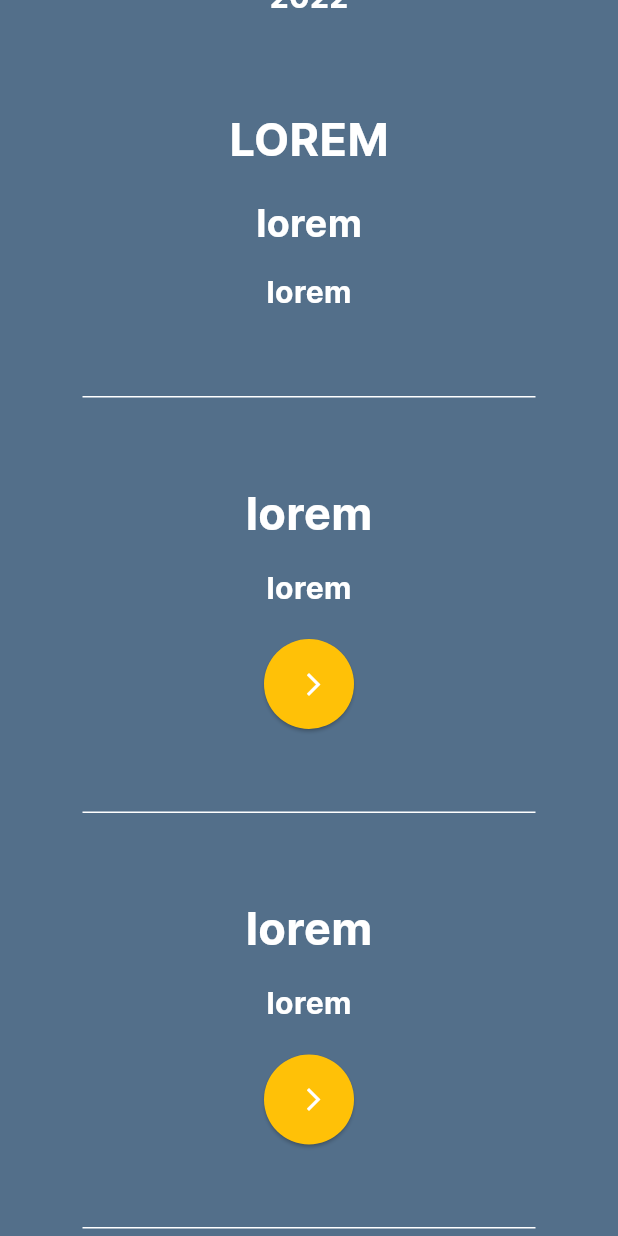
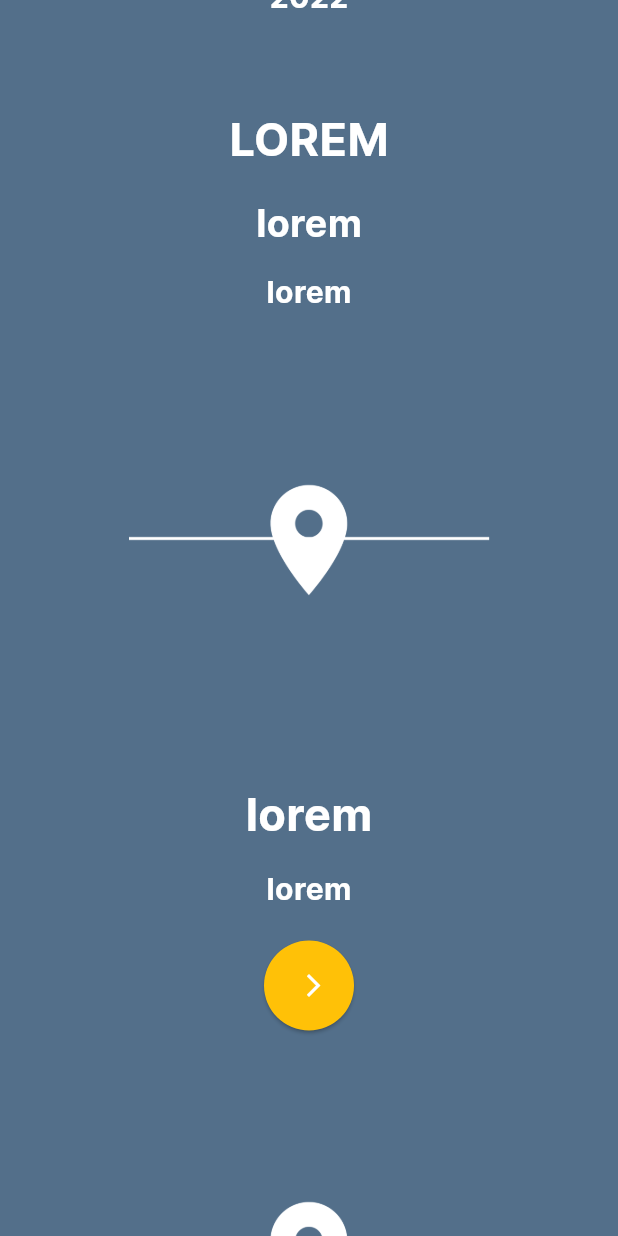
Before and after one commit to Infiernus80/event_on_time, a Flutter app: the InviteScreen screen opened by its route, scrolled down 576 dp, on a phone screen of 412 x 824 dp. Run offline on Flutter 3.47's test engine with Material 2 defaults, Android fonts, the phone set to English and light mode, and no system bars; our stand-ins replace animate_do, cool_alert, qr_flutter; missing offline and left inert: flutter_barcode_scanner, flutter_polygon.

Commit message:
Pequeñas modificaciones

```diff
--- a/lib/main.dart
+++ b/lib/main.dart
@@ -12,28 +12,29 @@ class MyApp extends StatelessWidget {
   Widget build(BuildContext context) {
     Color primary = const Color.fromRGBO(83, 111, 138, 1);
     return ChangeNotifierProvider(
-      create: (context) =>  ScreenArguments(),
+      create: (context) => ScreenArguments(),
       child: MaterialApp(
         title: 'Event on time',
         debugShowCheckedModeBanner: false,
         routes: {
-          HomeScreen.route:(context) => const HomeScreen(),
-          InviteScreen.route:(context) => const InviteScreen(),
-          KeeperScreen.route:(context) => const KeeperScreen(),
+          HomeScreen.route: (context) => const HomeScreen(),
+          InviteScreen.route: (context) => const InviteScreen(),
+          KeeperScreen.route: (context) => const KeeperScreen(),
         },
-        initialRoute: KeeperScreen.route,
+        initialRoute: InviteScreen.route,
         theme: ThemeData(
             useMaterial3: true,
             fontFamily: 'Inter',
             // Color de las letras
             primaryColor: const Color.fromRGBO(228, 161, 147, 1),
             secondaryHeaderColor: primary,
-
             scaffoldBackgroundColor: primary,
             textTheme: const TextTheme(
-            titleSmall: TextStyle(fontSize: 15,fontWeight: FontWeight.bold, color: Colors.white),
-          )
-        ),
+              titleSmall: TextStyle(
+                  fontSize: 15,
+                  fontWeight: FontWeight.bold,
+                  color: Colors.white),
+            )),
       ),
     );
   }
--- a/lib/screens/invite_screen.dart
+++ b/lib/screens/invite_screen.dart
@@ -1,6 +1,7 @@
 import 'package:event_on_time/widgets/widgets.dart';
 import 'package:flutter/material.dart';
 import 'package:provider/provider.dart';
+import 'package:qr_flutter/qr_flutter.dart';
 
 import '../class/invite_screen_class.dart';
 
@@ -28,90 +29,105 @@ class InviteScreen extends StatelessWidget {
                     mainAxisAlignment: MainAxisAlignment.center,
                     children: [
                       Column(
-                        children: const [
-                          NewText(
+                        children: [
+                          const NewText(
                             text: 'Hola Alex',
                             fontSize: 30,
                             fontWeight: FontWeight.bold,
                             color: Colors.white,
                           ),
-                          NewText(
+                          const NewText(
                             text: '21 de junio',
                             fontSize: 25,
                             fontWeight: FontWeight.bold,
                             color: Colors.white,
                           ),
-                          NewText(
+                          const NewText(
                             text: '2022',
                             fontSize: 20,
                             fontWeight: FontWeight.bold,
                             color: Colors.white,
                           ),
-                          NewText(
+                          const NewText(
                             text: 'LOREM',
                             fontSize: 30,
                             fontWeight: FontWeight.bold,
                             color: Colors.white,
                             top: 60,
                           ),
-                          NewText(
+                          const NewText(
                             text: 'lorem',
                             fontSize: 25,
                             fontWeight: FontWeight.bold,
                             color: Colors.white,
                             top: 16,
                           ),
-                          NewText(
+                          const NewText(
                             text: 'lorem',
                             fontSize: 20,
                             fontWeight: FontWeight.bold,
                             color: Colors.white,
                           ),
-                          Divisor(),
-                          NewText(
+                          const Divisor(),
+                          const NewText(
                             text: 'lorem',
                             fontSize: 30,
                             fontWeight: FontWeight.bold,
                             color: Colors.white,
                           ),
-                          NewText(
+                          const NewText(
                             text: 'lorem',
                             fontSize: 20,
                             fontWeight: FontWeight.bold,
                             color: Colors.white,
                           ),
-                          BottonHexagon(),
-                          Divisor(),
-                          NewText(
+                          const BottonHexagon(),
+                          const Divisor(),
+                          const NewText(
                             text: 'lorem',
                             fontSize: 30,
                             fontWeight: FontWeight.bold,
                             color: Colors.white,
                           ),
-                          NewText(
+                          const NewText(
                             text: 'lorem',
                             fontSize: 20,
                             fontWeight: FontWeight.bold,
                             color: Colors.white,
                           ),
-                          BottonHexagon(),
-                          Divisor(),
-                          NewText(
+                          const BottonHexagon(),
+                          const Divisor(),
+                          const NewText(
                             text: 'lorem',
                             fontSize: 30,
                             fontWeight: FontWeight.bold,
                             color: Colors.white,
                           ),
-                          NewText(
+                          const NewText(
                             text: 'lorem',
                             fontSize: 20,
                             fontWeight: FontWeight.bold,
                             color: Colors.white,
                           ),
-                          Divisor(top: 115,),
-                          ImagenShow(width: 280, height: 187, alignment: Alignment.center, routeImage: 'assets/images/image3.png'),
-                          Divisor(top: 50,),
-                          ImagenShow(width: 278, height: 278, alignment: Alignment.center, routeImage: 'assets/images/image2.png'),
+                          const Divisor(
+                            top: 115,
+                          ),
+                          const ImagenShow(
+                              width: 280,
+                              height: 187,
+                              alignment: Alignment.center,
+                              routeImage: 'assets/images/image3.png'),
+                          const Divisor(
+
+                          ),
+                          // Aqui se crea el codigo qr desde el back end
+                          QrImage(
+                            data: '2',
+                            version: QrVersions.auto,
+                            size: 300,
+                            foregroundColor:Theme.of(context).primaryColor,
+                            // backgroundColor: Colors.white,
+                          )
                         ],
                       ),
                     ],
@@ -135,7 +151,6 @@ class InviteScreen extends StatelessWidget {
     );
   }
 }
-
 
 //Widget para agregar texto
 class NewText extends StatelessWidget {
@@ -206,21 +221,17 @@ class Images extends StatelessWidget {
 //Widget para dividir los campos
 class Divisor extends StatelessWidget {
   const Divisor({
-    Key? key, this.top = 0,
+    Key? key,
+    this.top = 0,
   }) : super(key: key);
   final double? top;
 
   @override
   Widget build(BuildContext context) {
-    return  Padding(
-      padding: EdgeInsets.only(top: top != 0?top!:12),
-      child: const SizedBox(
-        width: 302,
-        height: 87,
-        child: Divider(
-          color: Colors.white,
-        ),
-      ),
-    );
+    return const ImagenShow(
+        width: 300,
+        height: 300,
+        alignment: Alignment.center,
+        routeImage: 'assets/images/6.png');
   }
 }
--- a/lib/screens/keeper_screen.dart
+++ b/lib/screens/keeper_screen.dart
@@ -2,7 +2,6 @@ import 'package:event_on_time/class/person_invite.dart';
 import 'package:event_on_time/widgets/widgets.dart';
 import 'package:flutter/material.dart';
 import 'package:flutter_barcode_scanner/flutter_barcode_scanner.dart';
-import 'package:modal_bottom_sheet/modal_bottom_sheet.dart';
 
 class KeeperScreen extends StatelessWidget {
   static String route = "KeeperScreen";
@@ -42,7 +41,7 @@ class KeeperScreen extends StatelessWidget {
                         false,
                         ScanMode.QR,
                       );
-                      print(barcodeScanRes);
+                      // print(barcodeScanRes);
                       if (barcodeScanRes != '-1') {
                         showModalBottomSheet(
                           context: context,
--- a/pubspec.yaml
+++ b/pubspec.yaml
@@ -37,6 +37,7 @@ dependencies:
   flutter_polygon: ^0.3.0+2
   modal_bottom_sheet: ^2.1.0
   provider: ^6.0.3
+  qr_flutter: ^4.0.0
 
 dev_dependencies:
   flutter_lints: ^2.0.0
```
Also changed, not shown: assets/images/10.png (added), assets/images/6.png (added), assets/images/7.png (added), assets/images/8.png (added), assets/images/9.png (added), pubspec.lock. Lines whose indentation alone changed are shown as unchanged.
